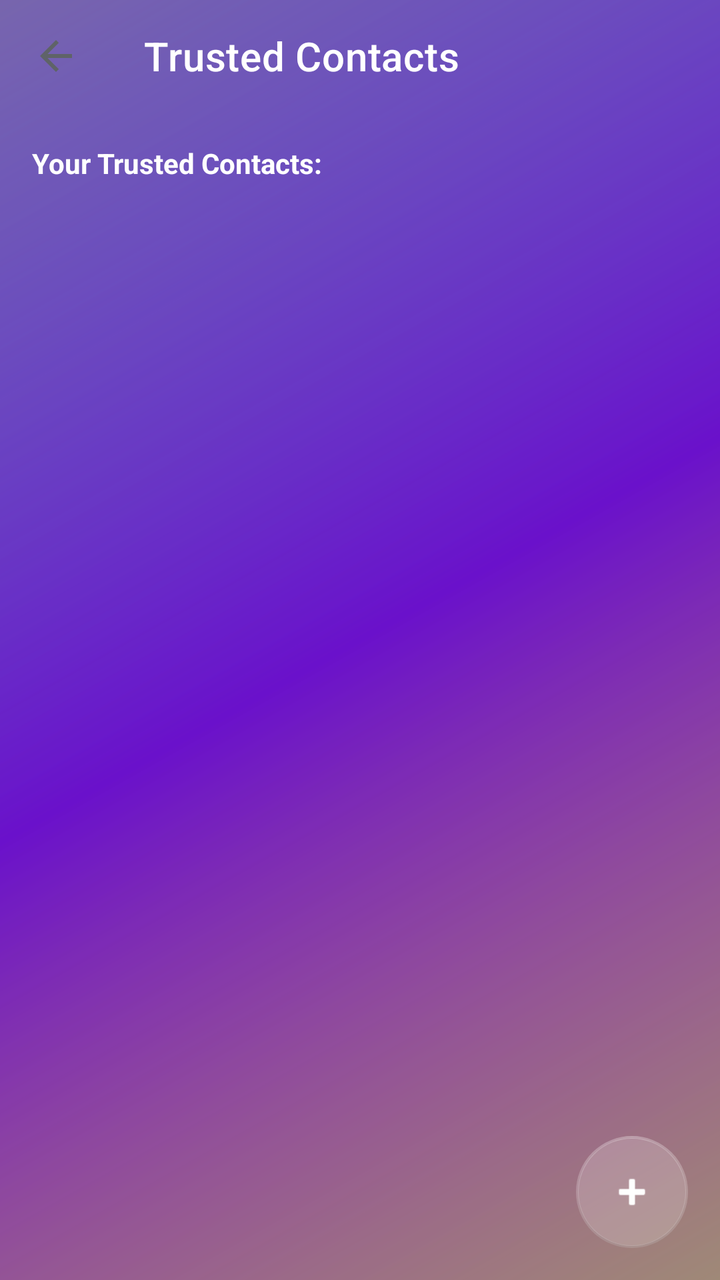
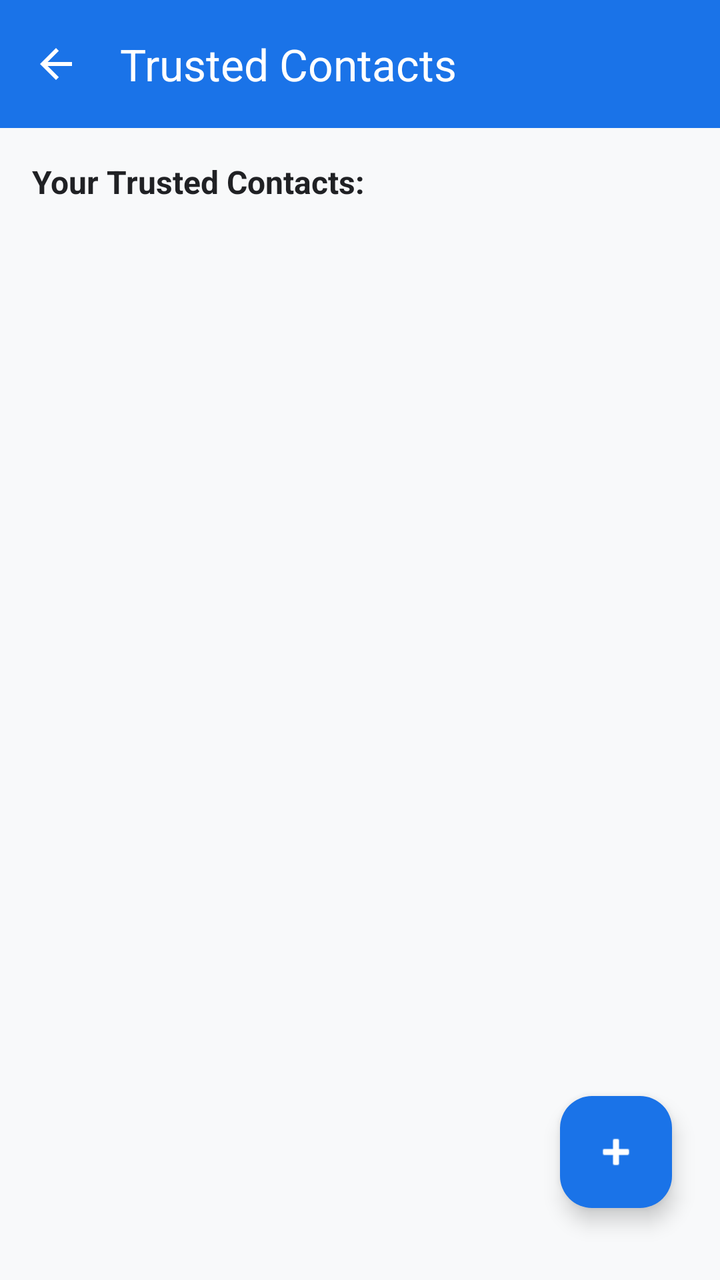

An Android layout rendered at two revisions. The XML below is the earlier revision; the diff shows what the commit changed to produce the second picture.
<!-- AndroidManifest.xml: application theme Theme.BeaconSOS -->
<!-- res/layout/activity_trusted_contacts.xml -->
<?xml version="1.0" encoding="utf-8"?>
<androidx.constraintlayout.widget.ConstraintLayout xmlns:android="http://schemas.android.com/apk/res/android"
    xmlns:app="http://schemas.android.com/apk/res-auto"
    xmlns:tools="http://schemas.android.com/tools"
    android:layout_width="match_parent"
    android:layout_height="match_parent"
    android:background="@drawable/vibrant_gradient_bg">

    <com.google.android.material.appbar.AppBarLayout
        android:id="@+id/appBarLayout"
        android:layout_width="match_parent"
        android:layout_height="wrap_content"
        android:background="@android:color/transparent"
        app:elevation="0dp"
        app:layout_constraintTop_toTopOf="parent">

        <androidx.appcompat.widget.Toolbar
            android:id="@+id/toolbar"
            android:layout_width="match_parent"
            android:layout_height="?attr/actionBarSize"
            app:title="@string/title_trusted_contacts"
            app:titleTextColor="@color/white"
            app:navigationIcon="?attr/homeAsUpIndicator"
            app:navigationIconTint="@color/white" />
    </com.google.android.material.appbar.AppBarLayout>

    <TextView
        android:id="@+id/tvListTitle"
        android:layout_width="wrap_content"
        android:layout_height="wrap_content"
        android:layout_marginTop="16dp"
        android:layout_marginStart="16dp"
        android:text="@string/label_your_trusted_contacts"
        android:textStyle="bold"
        android:textColor="@color/white"
        app:layout_constraintTop_toBottomOf="@id/appBarLayout"
        app:layout_constraintStart_toStartOf="parent" />

    <androidx.recyclerview.widget.RecyclerView
        android:id="@+id/rvContacts"
        android:layout_width="match_parent"
        android:layout_height="0dp"
        android:layout_marginTop="8dp"
        android:layout_marginBottom="8dp"
        android:padding="8dp"
        app:layout_constraintTop_toBottomOf="@id/tvListTitle"
        app:layout_constraintBottom_toTopOf="@id/cardAddContact" />

    <com.google.android.material.card.MaterialCardView
        android:id="@+id/cardAddContact"
        android:layout_width="match_parent"
        android:layout_height="wrap_content"
        android:layout_margin="16dp"
        android:visibility="gone"
        app:cardCornerRadius="16dp"
        app:cardElevation="0dp"
        app:cardBackgroundColor="#33FFFFFF"
        app:strokeColor="#33FFFFFF"
        app:strokeWidth="1dp"
        app:layout_constraintBottom_toBottomOf="parent">

        <LinearLayout
            android:layout_width="match_parent"
            android:layout_height="wrap_content"
            android:orientation="vertical"
            android:padding="16dp">

            <Button
                android:id="@+id/btnPickContact"
                android:layout_width="match_parent"
                android:layout_height="wrap_content"
                android:text="@string/btn_pick_from_contacts"
                android:layout_marginBottom="12dp"
                style="@style/Widget.MaterialComponents.Button.OutlinedButton"
                app:cornerRadius="12dp"
                android:textColor="@color/white"
                app:strokeColor="@color/white"
                app:icon="@android:drawable/ic_menu_search"
                app:iconTint="@color/white" />

            <com.google.android.material.textfield.TextInputLayout
                android:layout_width="match_parent"
                android:layout_height="wrap_content"
                app:boxBackgroundColor="#33FFFFFF"
                app:boxStrokeColor="@color/white"
                app:hintTextColor="@color/white"
                app:boxCornerRadiusTopStart="12dp"
                app:boxCornerRadiusTopEnd="12dp"
                app:boxCornerRadiusBottomStart="12dp"
                app:boxCornerRadiusBottomEnd="12dp"
                style="@style/Widget.MaterialComponents.TextInputLayout.OutlinedBox">
                <com.google.android.material.textfield.TextInputEditText
                    android:id="@+id/etNewContactName"
                    android:layout_width="match_parent"
                    android:layout_height="wrap_content"
                    android:hint="@string/hint_contact_name"
                    android:textColor="@color/white"
                    android:textColorHint="#CCFFFFFF"
                    android:inputType="textPersonName" />
            </com.google.android.material.textfield.TextInputLayout>

            <com.google.android.material.textfield.TextInputLayout
                android:layout_width="match_parent"
                android:layout_height="wrap_content"
                android:layout_marginTop="8dp"
                app:boxBackgroundColor="#33FFFFFF"
                app:boxStrokeColor="@color/white"
                app:hintTextColor="@color/white"
                app:boxCornerRadiusTopStart="12dp"
                app:boxCornerRadiusTopEnd="12dp"
                app:boxCornerRadiusBottomStart="12dp"
                app:boxCornerRadiusBottomEnd="12dp"
                style="@style/Widget.MaterialComponents.TextInputLayout.OutlinedBox">
                <com.google.android.material.textfield.TextInputEditText
                    android:id="@+id/etNewPhoneNumber"
                    android:layout_width="match_parent"
                    android:layout_height="wrap_content"
                    android:hint="@string/hint_phone_number"
                    android:textColor="@color/white"
                    android:textColorHint="#CCFFFFFF"
                    android:inputType="phone" />
            </com.google.android.material.textfield.TextInputLayout>

            <com.google.android.material.textfield.TextInputLayout
                android:layout_width="match_parent"
                android:layout_height="wrap_content"
                android:layout_marginTop="8dp"
                app:boxBackgroundColor="#33FFFFFF"
                app:boxStrokeColor="@color/white"
                app:hintTextColor="@color/white"
                app:boxCornerRadiusTopStart="12dp"
                app:boxCornerRadiusTopEnd="12dp"
                app:boxCornerRadiusBottomStart="12dp"
                app:boxCornerRadiusBottomEnd="12dp"
                style="@style/Widget.MaterialComponents.TextInputLayout.OutlinedBox">
                <com.google.android.material.textfield.TextInputEditText
                    android:id="@+id/etNewRelation"
                    android:layout_width="match_parent"
                    android:layout_height="wrap_content"
                    android:hint="@string/hint_relation"
                    android:textColor="@color/white"
                    android:textColorHint="#CCFFFFFF"
                    android:inputType="text" />
            </com.google.android.material.textfield.TextInputLayout>

            <Button
                android:id="@+id/btnAddContact"
                android:layout_width="match_parent"
                android:layout_height="50dp"
                android:layout_marginTop="16dp"
                android:text="@string/btn_save_contact"
                android:backgroundTint="@color/white"
                android:textColor="#1E88E5"
                app:cornerRadius="12dp" />
        </LinearLayout>
    </com.google.android.material.card.MaterialCardView>

    <include
        layout="@layout/layout_app_loading"
        android:id="@+id/customLoading"
        android:layout_width="match_parent"
        android:layout_height="match_parent"
        android:visibility="gone" />

    <com.google.android.material.floatingactionbutton.FloatingActionButton
        android:id="@+id/btnToggleAddContact"
        android:layout_width="wrap_content"
        android:layout_height="wrap_content"
        android:layout_margin="16dp"
        android:contentDescription="@string/btn_add_trusted_contact"
        android:src="@android:drawable/ic_input_add"
        app:layout_constraintBottom_toBottomOf="parent"
        app:layout_constraintEnd_toEndOf="parent"
        app:tint="@color/white"
        app:backgroundTint="#33FFFFFF"
        app:elevation="0dp"
        app:borderWidth="1dp" />

</androidx.constraintlayout.widget.ConstraintLayout>
<!-- res/layout/layout_app_loading.xml (included above) -->
<?xml version="1.0" encoding="utf-8"?>
<androidx.constraintlayout.widget.ConstraintLayout xmlns:android="http://schemas.android.com/apk/res/android"
    xmlns:app="http://schemas.android.com/apk/res-auto"
    android:id="@+id/appLoadingView"
    android:layout_width="match_parent"
    android:layout_height="match_parent"
    android:background="#B3000000"
    android:clickable="true"
    android:focusable="true"
    android:visibility="gone">

    <androidx.constraintlayout.widget.ConstraintLayout
        android:id="@+id/loading_container"
        android:layout_width="100dp"
        android:layout_height="100dp"
        app:layout_constraintBottom_toBottomOf="parent"
        app:layout_constraintEnd_toEndOf="parent"
        app:layout_constraintStart_toStartOf="parent"
        app:layout_constraintTop_toTopOf="parent">

        
        <View
            android:id="@+id/loading_frame"
            android:layout_width="50dp"
            android:layout_height="50dp"
            android:background="@drawable/loading_frame_bg"
            app:layout_constraintBottom_toBottomOf="parent"
            app:layout_constraintEnd_toEndOf="parent"
            app:layout_constraintStart_toStartOf="parent"
            app:layout_constraintTop_toTopOf="parent" />

        
        <View
            android:id="@+id/dot1"
            android:layout_width="14dp"
            android:layout_height="14dp"
            android:background="@drawable/loading_dot_coral"
            app:layout_constraintBottom_toTopOf="@id/loading_frame"
            app:layout_constraintEnd_toStartOf="@id/loading_frame"
            app:layout_constraintStart_toStartOf="@id/loading_frame"
            app:layout_constraintTop_toTopOf="@id/loading_frame" />

        
        <View
            android:id="@+id/dot2"
            android:layout_width="10dp"
            android:layout_height="10dp"
            android:background="@drawable/loading_dot_blue"
            app:layout_constraintBottom_toBottomOf="@id/loading_frame"
            app:layout_constraintEnd_toEndOf="@id/loading_frame"
            app:layout_constraintStart_toEndOf="@id/loading_frame"
            app:layout_constraintTop_toBottomOf="@id/loading_frame" />

        
        <View
            android:id="@+id/dot_center"
            android:layout_width="8dp"
            android:layout_height="8dp"
            android:background="@drawable/loading_dot_purple"
            app:layout_constraintBottom_toBottomOf="@id/loading_frame"
            app:layout_constraintEnd_toEndOf="@id/loading_frame"
            app:layout_constraintStart_toStartOf="@id/loading_frame"
            app:layout_constraintTop_toTopOf="@id/loading_frame" />

    </androidx.constraintlayout.widget.ConstraintLayout>

    <TextView
        android:id="@+id/tvLoadingText"
        android:layout_width="wrap_content"
        android:layout_height="wrap_content"
        android:layout_marginTop="16dp"
        android:text="SECURELY LOADING"
        android:textColor="@color/white"
        android:textSize="12sp"
        android:letterSpacing="0.2"
        android:textStyle="bold"
        android:alpha="0.8"
        app:layout_constraintEnd_toEndOf="parent"
        app:layout_constraintStart_toStartOf="parent"
        app:layout_constraintTop_toBottomOf="@id/loading_container" />

</androidx.constraintlayout.widget.ConstraintLayout>
<!-- resources referenced by this layout -->
<resources>
  <!-- drawable vibrant_gradient_bg (drawable) -->
  <?xml version="1.0" encoding="utf-8"?>
  <layer-list xmlns:android="http://schemas.android.com/apk/res/android">
      
      <item>
          <shape android:shape="rectangle">
              <gradient
                  android:angle="135"
                  android:startColor="#FF416C"
                  android:centerColor="#6A11CB"
                  android:endColor="#2575FC"
                  android:type="linear" />
          </shape>
      </item>
  
      
      <item>
          <shape android:shape="rectangle">
              <gradient
                  android:angle="315"
                  android:startColor="#60FF4B2B"
                  android:centerColor="#00000000"
                  android:endColor="#6000FF88"
                  android:type="linear" />
          </shape>
      </item>
  </layer-list>
  <style name="Theme.BeaconSOS" parent="Theme.MaterialComponents.Light.NoActionBar">
          
          <item name="colorPrimary">@color/primary_blue</item>
          <item name="colorPrimaryVariant">@color/primary_dark_blue</item>
          <item name="colorOnPrimary">@color/white</item>
  
          
          <item name="colorSecondary">@color/accent_blue</item>
          <item name="colorOnSecondary">@color/white</item>
  
          
          <item name="android:statusBarColor">?attr/colorPrimaryVariant</item>
  
          
          <item name="android:windowBackground">@color/background_color</item>
          <item name="colorSurface">@color/surface_color</item>
          <item name="colorOnSurface">@color/text_primary</item>
  
          
          <item name="android:textColorPrimary">@color/text_primary</item>
          <item name="android:textColorSecondary">@color/text_secondary</item>
          <item name="android:textColorHint">@color/text_hint</item>
  
          
          <item name="dividerHorizontal">@color/divider_color</item>
  
          
          <item name="windowActionBar">false</item>
          <item name="windowNoTitle">true</item>
  
          
          <item name="android:popupMenuStyle">@style/GlassyPopupMenu</item>
          <item name="popupMenuStyle">@style/GlassyPopupMenu</item>
      </style>
  <color name="primary_blue">#1A73E8</color>
  <color name="primary_dark_blue">#0D47A1</color>
  <color name="accent_blue">#4285F4</color>
  <color name="background_color">#F1F3F4</color>
  <color name="surface_color">#FFFFFF</color>
  <color name="text_primary">#202124</color>
  <color name="text_secondary">#5F6368</color>
  <color name="divider_color">#DADCE0</color>
  <!-- unchanged entries left out for length: 16 -->
</resources>

<!-- the commit's change to res/layout/activity_trusted_contacts.xml (unified diff, before → after) -->
@@ -4,14 +4,14 @@
     xmlns:tools="http://schemas.android.com/tools"
     android:layout_width="match_parent"
     android:layout_height="match_parent"
-    android:background="@drawable/vibrant_gradient_bg">
+    android:background="@color/color_background">
 
     <com.google.android.material.appbar.AppBarLayout
         android:id="@+id/appBarLayout"
         android:layout_width="match_parent"
         android:layout_height="wrap_content"
-        android:background="@android:color/transparent"
-        app:elevation="0dp"
+        android:background="@color/color_primary"
+        app:elevation="4dp"
         app:layout_constraintTop_toTopOf="parent">
 
         <androidx.appcompat.widget.Toolbar
@@ -20,8 +20,7 @@
             android:layout_height="?attr/actionBarSize"
             app:title="@string/title_trusted_contacts"
             app:titleTextColor="@color/white"
-            app:navigationIcon="?attr/homeAsUpIndicator"
-            app:navigationIconTint="@color/white" />
+            app:navigationIcon="@drawable/ic_back_white" />
     </com.google.android.material.appbar.AppBarLayout>
 
     <TextView
@@ -32,9 +31,49 @@
         android:layout_marginStart="16dp"
         android:text="@string/label_your_trusted_contacts"
         android:textStyle="bold"
-        android:textColor="@color/white"
+        android:textColor="@color/color_on_surface"
+        android:textSize="16sp"
         app:layout_constraintTop_toBottomOf="@id/appBarLayout"
         app:layout_constraintStart_toStartOf="parent" />
+
+    
+    <LinearLayout
+        android:id="@+id/layoutEmptyState"
+        android:layout_width="match_parent"
+        android:layout_height="0dp"
+        android:orientation="vertical"
+        android:gravity="center"
+        android:padding="32dp"
+        android:visibility="gone"
+        app:layout_constraintTop_toBottomOf="@id/tvListTitle"
+        app:layout_constraintBottom_toTopOf="@id/cardAddContact">
+
+        <ImageView
+            android:layout_width="80dp"
+            android:layout_height="80dp"
+            android:src="@drawable/ic_nav_profile"
+            app:tint="@color/color_secondary"
+            android:contentDescription="@string/cd_empty_contacts" />
+
+        <TextView
+            android:layout_width="wrap_content"
+            android:layout_height="wrap_content"
+            android:layout_marginTop="16dp"
+            android:text="@string/empty_contacts_title"
+            android:textSize="18sp"
+            android:textStyle="bold"
+            android:textColor="@color/color_on_surface" />
+
+        <TextView
+            android:layout_width="wrap_content"
+            android:layout_height="wrap_content"
+            android:layout_marginTop="8dp"
+            android:gravity="center"
+            android:text="@string/empty_contacts_desc"
+            android:textSize="14sp"
+            android:textColor="@color/color_on_surface_variant" />
+
+    </LinearLayout>
 
     <androidx.recyclerview.widget.RecyclerView
         android:id="@+id/rvContacts"
@@ -53,9 +92,9 @@
         android:layout_margin="16dp"
         android:visibility="gone"
         app:cardCornerRadius="16dp"
-        app:cardElevation="0dp"
-        app:cardBackgroundColor="#33FFFFFF"
-        app:strokeColor="#33FFFFFF"
+        app:cardElevation="4dp"
+        app:cardBackgroundColor="@color/color_surface"
+        app:strokeColor="@color/color_outline"
         app:strokeWidth="1dp"
         app:layout_constraintBottom_toBottomOf="parent">
 
@@ -68,34 +107,26 @@
             <Button
                 android:id="@+id/btnPickContact"
                 android:layout_width="match_parent"
-                android:layout_height="wrap_content"
+                android:layout_height="52dp"
                 android:text="@string/btn_pick_from_contacts"
                 android:layout_marginBottom="12dp"
-                style="@style/Widget.MaterialComponents.Button.OutlinedButton"
+                style="@style/Widget.Material3.Button.OutlinedButton"
                 app:cornerRadius="12dp"
-                android:textColor="@color/white"
-                app:strokeColor="@color/white"
+                android:textColor="@color/color_primary"
+                app:strokeColor="@color/color_primary"
                 app:icon="@android:drawable/ic_menu_search"
-                app:iconTint="@color/white" />
+                app:iconTint="@color/color_primary" />
 
             <com.google.android.material.textfield.TextInputLayout
                 android:layout_width="match_parent"
                 android:layout_height="wrap_content"
-                app:boxBackgroundColor="#33FFFFFF"
-                app:boxStrokeColor="@color/white"
-                app:hintTextColor="@color/white"
-                app:boxCornerRadiusTopStart="12dp"
-                app:boxCornerRadiusTopEnd="12dp"
-                app:boxCornerRadiusBottomStart="12dp"
-                app:boxCornerRadiusBottomEnd="12dp"
-                style="@style/Widget.MaterialComponents.TextInputLayout.OutlinedBox">
+                style="@style/Widget.Material3.TextInputLayout.OutlinedBox">
                 <com.google.android.material.textfield.TextInputEditText
                     android:id="@+id/etNewContactName"
                     android:layout_width="match_parent"
                     android:layout_height="wrap_content"
                     android:hint="@string/hint_contact_name"
-                    android:textColor="@color/white"
-                    android:textColorHint="#CCFFFFFF"
+                    android:textColor="@color/color_on_surface"
                     android:inputType="textPersonName" />
             </com.google.android.material.textfield.TextInputLayout>
 
@@ -103,21 +134,13 @@
                 android:layout_width="match_parent"
                 android:layout_height="wrap_content"
                 android:layout_marginTop="8dp"
-                app:boxBackgroundColor="#33FFFFFF"
-                app:boxStrokeColor="@color/white"
-                app:hintTextColor="@color/white"
-                app:boxCornerRadiusTopStart="12dp"
-                app:boxCornerRadiusTopEnd="12dp"
-                app:boxCornerRadiusBottomStart="12dp"
-                app:boxCornerRadiusBottomEnd="12dp"
-                style="@style/Widget.MaterialComponents.TextInputLayout.OutlinedBox">
+                style="@style/Widget.Material3.TextInputLayout.OutlinedBox">
                 <com.google.android.material.textfield.TextInputEditText
                     android:id="@+id/etNewPhoneNumber"
                     android:layout_width="match_parent"
                     android:layout_height="wrap_content"
                     android:hint="@string/hint_phone_number"
-                    android:textColor="@color/white"
-                    android:textColorHint="#CCFFFFFF"
+                    android:textColor="@color/color_on_surface"
                     android:inputType="phone" />
             </com.google.android.material.textfield.TextInputLayout>
 
@@ -125,32 +148,24 @@
                 android:layout_width="match_parent"
                 android:layout_height="wrap_content"
                 android:layout_marginTop="8dp"
-                app:boxBackgroundColor="#33FFFFFF"
-                app:boxStrokeColor="@color/white"
-                app:hintTextColor="@color/white"
-                app:boxCornerRadiusTopStart="12dp"
-                app:boxCornerRadiusTopEnd="12dp"
-                app:boxCornerRadiusBottomStart="12dp"
-                app:boxCornerRadiusBottomEnd="12dp"
-                style="@style/Widget.MaterialComponents.TextInputLayout.OutlinedBox">
+                style="@style/Widget.Material3.TextInputLayout.OutlinedBox">
                 <com.google.android.material.textfield.TextInputEditText
                     android:id="@+id/etNewRelation"
                     android:layout_width="match_parent"
                     android:layout_height="wrap_content"
                     android:hint="@string/hint_relation"
-                    android:textColor="@color/white"
-                    android:textColorHint="#CCFFFFFF"
+                    android:textColor="@color/color_on_surface"
                     android:inputType="text" />
             </com.google.android.material.textfield.TextInputLayout>
 
             <Button
                 android:id="@+id/btnAddContact"
                 android:layout_width="match_parent"
-                android:layout_height="50dp"
+                android:layout_height="52dp"
                 android:layout_marginTop="16dp"
                 android:text="@string/btn_save_contact"
-                android:backgroundTint="@color/white"
-                android:textColor="#1E88E5"
+                android:backgroundTint="@color/color_primary"
+                android:textColor="@color/white"
                 app:cornerRadius="12dp" />
         </LinearLayout>
     </com.google.android.material.card.MaterialCardView>
@@ -166,15 +181,15 @@
         android:id="@+id/btnToggleAddContact"
         android:layout_width="wrap_content"
         android:layout_height="wrap_content"
-        android:layout_margin="16dp"
+        android:layout_marginEnd="24dp"
+        android:layout_marginBottom="36dp"
         android:contentDescription="@string/btn_add_trusted_contact"
         android:src="@android:drawable/ic_input_add"
         app:layout_constraintBottom_toBottomOf="parent"
         app:layout_constraintEnd_toEndOf="parent"
         app:tint="@color/white"
-        app:backgroundTint="#33FFFFFF"
-        app:elevation="0dp"
-        app:borderWidth="1dp" />
+        app:backgroundTint="@color/color_primary"
+        app:elevation="6dp" />
 
 </androidx.constraintlayout.widget.ConstraintLayout>
 <!-- res/layout/layout_app_loading.xml (included above) -->
<!-- resource entries referenced after the edit -->
@@ -1,74 +1,83 @@
 <!-- resources referenced by this layout -->
 <resources>
-  <!-- drawable vibrant_gradient_bg (drawable) -->
-  <?xml version="1.0" encoding="utf-8"?>
-  <layer-list xmlns:android="http://schemas.android.com/apk/res/android">
-      
-      <item>
-          <shape android:shape="rectangle">
-              <gradient
-                  android:angle="135"
-                  android:startColor="#FF416C"
-                  android:centerColor="#6A11CB"
-                  android:endColor="#2575FC"
-                  android:type="linear" />
-          </shape>
-      </item>
-  
-      
-      <item>
-          <shape android:shape="rectangle">
-              <gradient
-                  android:angle="315"
-                  android:startColor="#60FF4B2B"
-                  android:centerColor="#00000000"
-                  android:endColor="#6000FF88"
-                  android:type="linear" />
-          </shape>
-      </item>
-  </layer-list>
-  <style name="Theme.BeaconSOS" parent="Theme.MaterialComponents.Light.NoActionBar">
+  <color name="color_background">#F8F9FA</color>
+  <color name="color_on_surface">#202124</color>
+  <color name="color_on_surface_variant">#5F6368</color>
+  <color name="color_outline">#DADCE0</color>
+  <color name="color_primary">#1A73E8</color>
+  <color name="color_secondary">#4285F4</color>
+  <color name="color_surface">#FFFFFF</color>
+  <!-- drawable ic_back_white (drawable) -->
+  <vector xmlns:android="http://schemas.android.com/apk/res/android"
+      android:width="24dp"
+      android:height="24dp"
+      android:viewportWidth="24"
+      android:viewportHeight="24">
+    <path
+        android:fillColor="@android:color/white"
+        android:pathData="M20,11H7.83l5.59,-5.59L12,4l-8,8 8,8 1.41,-1.41L7.83,13H20v-2z"/>
+  </vector>
+  <!-- drawable ic_nav_profile (drawable) -->
+  <vector xmlns:android="http://schemas.android.com/apk/res/android"
+      android:width="24dp"
+      android:height="24dp"
+      android:viewportWidth="960"
+      android:viewportHeight="960">
+      <group android:translateY="960">
+          <path
+              android:fillColor="@android:color/white"
+              android:pathData="M234,-276q51,-39 114,-61.5T480,-360q69,0 132,22.5T726,-276q35,-41 54.5,-93T800,-480q0,-133-93.5,-226.5T480,-800q-133,0-226.5,93.5T160,-480q0,59 19.5,111t54.5,93Zm146.5,-204.5Q340,-521 340,-580t40.5,-99.5Q421,-720 480,-720t99.5,40.5Q620,-639 620,-580t-40.5,99.5Q539,-440 480,-440t-99.5,-40.5ZM480,-80q-83,0-156,-31.5T197,-197q-54,-54-85.5,-127T80,-480q0,-83 31.5,-156T197,-763q54,-54 127,-85.5T480,-880q83,0 156,31.5T763,-763q54,54 85.5,127T880,-480q0,83-31.5,156T763,-197q-54,54-127,85.5T480,-80Zm100,-95.5q47,-15.5 86,-44.5-39,-29-86,-44.5T480,-280q-53,0-100,15.5T294,-220q39,29 86,44.5T480,-160q53,0 100,-15.5ZM523,-537q17,-17 17,-43t-17,-43q-17,-17-43,-17t-43,17q-17,17-17,43t17,43q17,17,43,17t43,-17Zm-43,-43Zm0,360Z"/>
+      </group>
+  </vector>
+  <string name="cd_empty_contacts">Empty Contacts Icon</string>
+  <string name="empty_contacts_desc">Add your emergency contacts so they can be notified immediately during an SOS trigger.</string>
+  <string name="empty_contacts_title">No Trusted Contacts Yet</string>
+  <style name="Theme.BeaconSOS" parent="Theme.Material3.DayNight.NoActionBar">
           
-          <item name="colorPrimary">@color/primary_blue</item>
-          <item name="colorPrimaryVariant">@color/primary_dark_blue</item>
-          <item name="colorOnPrimary">@color/white</item>
+          <item name="colorPrimary">@color/color_primary</item>
+          <item name="colorOnPrimary">@color/color_on_primary</item>
+          <item name="colorPrimaryContainer">@color/sky_blue</item>
+          <item name="colorOnPrimaryContainer">@color/color_primary_variant</item>
   
           
-          <item name="colorSecondary">@color/accent_blue</item>
+          <item name="colorSecondary">@color/color_secondary</item>
           <item name="colorOnSecondary">@color/white</item>
   
           
-          <item name="android:statusBarColor">?attr/colorPrimaryVariant</item>
+          <item name="android:statusBarColor">@color/color_primary_variant</item>
   
           
-          <item name="android:windowBackground">@color/background_color</item>
-          <item name="colorSurface">@color/surface_color</item>
-          <item name="colorOnSurface">@color/text_primary</item>
+          <item name="android:windowBackground">@color/color_background</item>
+          <item name="colorSurface">@color/color_surface</item>
+          <item name="colorOnSurface">@color/color_on_surface</item>
+          <item name="colorSurfaceVariant">@color/color_surface_variant</item>
+          <item name="colorOnSurfaceVariant">@color/color_on_surface_variant</item>
+          <item name="colorError">@color/color_error</item>
   
           
-          <item name="android:textColorPrimary">@color/text_primary</item>
-          <item name="android:textColorSecondary">@color/text_secondary</item>
+          <item name="android:textColorPrimary">@color/color_on_surface</item>
+          <item name="android:textColorSecondary">@color/color_on_surface_variant</item>
           <item name="android:textColorHint">@color/text_hint</item>
   
           
-          <item name="dividerHorizontal">@color/divider_color</item>
+          <item name="dividerHorizontal">@color/color_outline</item>
+          <item name="windowActionBar">false</item>
+          <item name="windowNoTitle">true</item>
   
           
-          <item name="windowActionBar">false</item>
-          <item name="windowNoTitle">true</item>
+          <item name="navigationIconTint">@color/white</item>
+          <item name="colorControlNormal">@color/white</item>
+          <item name="android:homeAsUpIndicator">@drawable/ic_back_white</item>
   
           
           <item name="android:popupMenuStyle">@style/GlassyPopupMenu</item>
           <item name="popupMenuStyle">@style/GlassyPopupMenu</item>
       </style>
-  <color name="primary_blue">#1A73E8</color>
-  <color name="primary_dark_blue">#0D47A1</color>
-  <color name="accent_blue">#4285F4</color>
-  <color name="background_color">#F1F3F4</color>
-  <color name="surface_color">#FFFFFF</color>
-  <color name="text_primary">#202124</color>
-  <color name="text_secondary">#5F6368</color>
-  <color name="divider_color">#DADCE0</color>
+  <color name="color_on_primary">#FFFFFF</color>
+  <color name="sky_blue">#E3F2FD</color>
+  <color name="color_primary_variant">#0D47A1</color>
+  <color name="color_surface_variant">#F1F3F4</color>
+  <color name="color_error">#D93025</color>
   <!-- unchanged entries left out for length: 16 -->
 </resources>
 
